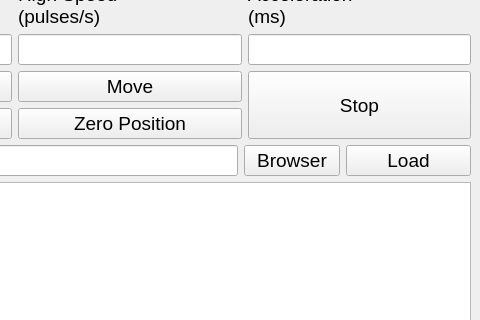
Above: gui/mainwindow/mainwindow.ui from AugustusGreenwood/cpp_arcus_performax_control before the change; both pictures show x 220 to 700 and y 276 to 596 of the 700 by 1002 pixel window. Below: the same form after it.
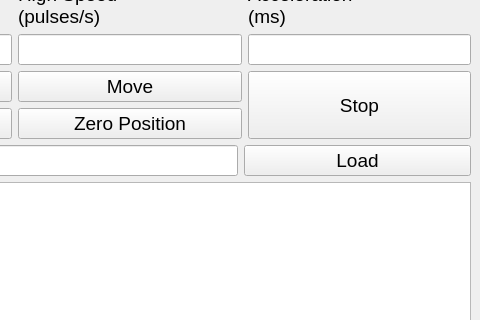
That is the form after the change.

Commit message: removed browser button

```diff
--- a/gui/mainwindow/mainwindow.ui
+++ b/gui/mainwindow/mainwindow.ui
@@ -214,30 +214,6 @@
       </property>
      </widget>
     </item>
-    <item row="10" column="5">
-     <widget class="QPushButton" name="load_program_button">
-      <property name="font">
-       <font>
-        <pointsize>14</pointsize>
-       </font>
-      </property>
-      <property name="text">
-       <string>Load</string>
-      </property>
-     </widget>
-    </item>
-    <item row="10" column="4">
-     <widget class="QPushButton" name="file_browser_button">
-      <property name="font">
-       <font>
-        <pointsize>14</pointsize>
-       </font>
-      </property>
-      <property name="text">
-       <string>Browser</string>
-      </property>
-     </widget>
-    </item>
     <item row="2" column="1" colspan="5">
      <widget class="QLineEdit" name="speed_output">
       <property name="font">
@@ -464,6 +440,18 @@
       </property>
      </spacer>
     </item>
+    <item row="10" column="4" colspan="2">
+     <widget class="QPushButton" name="load_program_button">
+      <property name="font">
+       <font>
+        <pointsize>14</pointsize>
+       </font>
+      </property>
+      <property name="text">
+       <string>Load</string>
+      </property>
+     </widget>
+    </item>
    </layout>
   </widget>
   <widget class="QMenuBar" name="menubar">
```
The commit also changes 285 other files.
